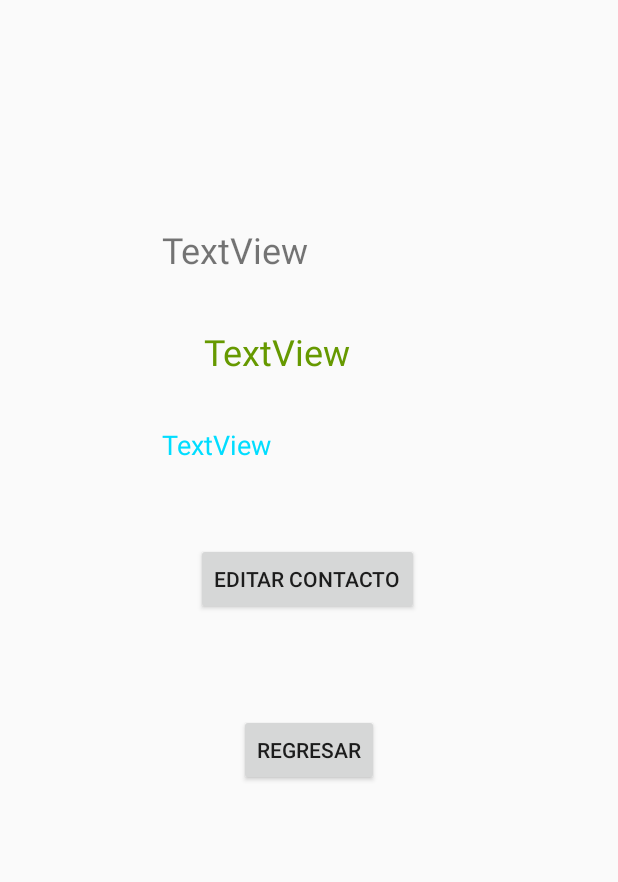
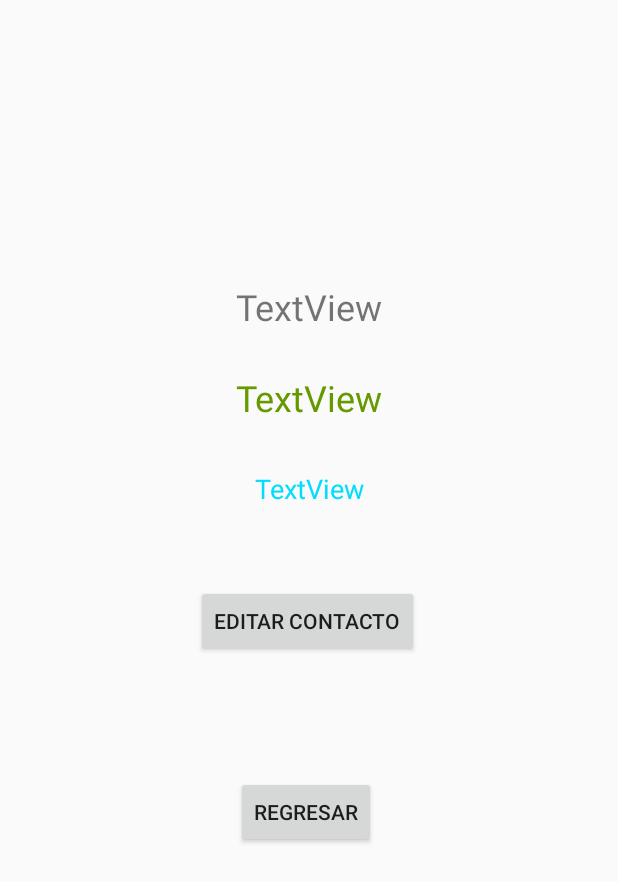
Before and after one commit to Nandoedwin007/Laboratorio3, an Android app: the layout activity_ver_contacto.xml on its own in the app's theme, with its tools: preview values and no code run, on a phone screen of 412 x 824 dp. Shown: the top 882 px of the screen. Run offline under Robolectric (Android 15) with nearby library versions, the phone set to English and light mode, and no system bars.

```diff
--- a/app/src/main/AndroidManifest.xml
+++ b/app/src/main/AndroidManifest.xml
@@ -6,12 +6,13 @@
 
     <application
             android:name=".MyApplication"
-            android:allowBackup="true"
+            android:allowBackup="false"
             android:icon="@mipmap/ic_launcher"
             android:label="Contactos"
             android:roundIcon="@mipmap/ic_launcher_round"
             android:supportsRtl="true"
             android:theme="@style/AppTheme">
+
         <activity android:name=".EditarContacto">
         </activity>
         <activity android:name=".MainActivity">
--- a/app/src/main/res/layout/activity_editar_contacto.xml
+++ b/app/src/main/res/layout/activity_editar_contacto.xml
@@ -50,7 +50,7 @@
         <android.support.design.widget.TextInputEditText
                 android:layout_width="match_parent"
                 android:layout_height="wrap_content"
-                android:hint="hint"/>
+                android:hint="hint" android:id="@+id/tilCorreoEdit1"/>
     </android.support.design.widget.TextInputLayout>
     <Button
             android:text="Guardar"
--- a/app/src/main/res/layout/activity_ver_contacto.xml
+++ b/app/src/main/res/layout/activity_ver_contacto.xml
@@ -9,17 +9,17 @@
 
     <TextView
             android:text="TextView"
-            android:layout_width="196dp"
-            android:layout_height="40dp"
-            android:id="@+id/tvNombre" android:layout_marginTop="150dp"
+            android:layout_width="wrap_content"
+            android:layout_height="wrap_content"
+            android:id="@+id/tvNombre" android:layout_marginTop="188dp"
             app:layout_constraintTop_toTopOf="parent" android:textSize="24sp"
             android:layout_marginStart="8dp" app:layout_constraintStart_toStartOf="parent"
-            android:layout_marginEnd="8dp" app:layout_constraintEnd_toEndOf="parent"
-            app:layout_constraintHorizontal_bias="0.5"/>
+            android:layout_marginLeft="8dp" android:layout_marginEnd="8dp" app:layout_constraintEnd_toEndOf="parent"
+            android:layout_marginRight="8dp" app:layout_constraintHorizontal_bias="0.5"/>
     <TextView
             android:text="TextView"
-            android:layout_width="140dp"
-            android:layout_height="34dp"
+            android:layout_width="wrap_content"
+            android:layout_height="wrap_content"
             android:id="@+id/tvTelefono" android:textSize="24sp"
             android:layout_marginTop="28dp"
             app:layout_constraintTop_toBottomOf="@+id/tvNombre"
@@ -29,8 +29,8 @@
             app:layout_constraintHorizontal_bias="0.5"/>
     <TextView
             android:text="TextView"
-            android:layout_width="196dp"
-            android:layout_height="26dp"
+            android:layout_width="wrap_content"
+            android:layout_height="wrap_content"
             android:id="@+id/tvEmail" android:layout_marginTop="32dp"
             app:layout_constraintTop_toBottomOf="@+id/tvTelefono"
             android:textSize="18sp"
@@ -43,12 +43,13 @@
             android:layout_width="wrap_content"
             android:layout_height="wrap_content"
             android:id="@+id/btnRegresar"
-            android:layout_marginBottom="168dp"
+            android:layout_marginBottom="25dp"
             app:layout_constraintBottom_toBottomOf="parent"
             android:layout_marginEnd="8dp" app:layout_constraintEnd_toEndOf="parent"
             android:layout_marginTop="8dp"
-            app:layout_constraintTop_toBottomOf="@+id/btnEditar" app:layout_constraintVertical_bias="0.305"
-            android:layout_marginStart="8dp" app:layout_constraintStart_toStartOf="parent"/>
+            app:layout_constraintTop_toBottomOf="@+id/btnEditar" app:layout_constraintVertical_bias="0.235"
+            android:layout_marginStart="8dp" app:layout_constraintStart_toStartOf="parent"
+            app:layout_constraintHorizontal_bias="0.493"/>
     <Button
             android:text="Editar Contacto"
             android:layout_width="wrap_content"
```
Also changed, not shown: app/src/main/java/com/example/edwincoronado/laboratorio3/EditarContacto.kt (+98 -8 lines), app/src/main/java/com/example/edwincoronado/laboratorio3/Logic/DatabaseHandler.kt (+18 -1 lines), app/src/main/java/com/example/edwincoronado/laboratorio3/MainActivity.kt (+17 -10 lines), app/src/main/java/com/example/edwincoronado/laboratorio3/VerContacto.kt (+9 -1 lines).
